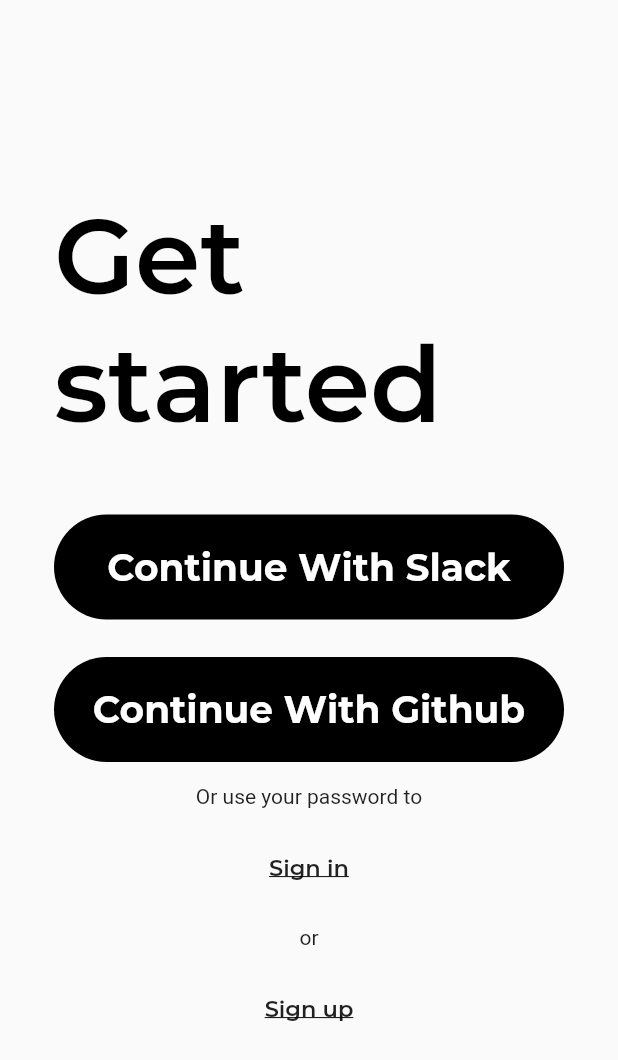
After one commit to Mickeybab/Area, a Flutter app: the SignWithContainer screen opened directly, on a phone screen of 412 x 824 dp. The commit adds this screen. Shown: the top 1060 px of the screen. Run offline on Flutter 3.47's test engine with Material 2 defaults, Android fonts, the phone set to English and light mode, and no system bars; project files that could hold a hidden picture were left out.

Commit message:
[ADD] Adding SignIn, SignUp and SignWith front pages

```diff
--- a/area_front/lib/pages/Home.dart
+++ b/area_front/lib/pages/Home.dart
@@ -38,7 +38,7 @@ class HomePage extends StatelessWidget {
                           style: TextStyle(fontSize: 24),
                         ),
                         onPressed: () {
-                          Navigator.pushReplacementNamed(context, Routes.login);
+                          Navigator.pushReplacementNamed(context, Routes.signIn);
                         },
                         color: Colors.black,
                         shape: RoundedRectangleBorder(
--- a/area_front/lib/pages/Landing.dart
+++ b/area_front/lib/pages/Landing.dart
@@ -1,5 +1,5 @@
 // Core
-import 'package:area_front/widgets/LogContainer.dart';
+import 'package:area_front/widgets/SignInContainer.dart';
 import 'package:flutter/material.dart';
 
 // My Widgets
@@ -32,7 +32,7 @@ class LandingPage extends StatelessWidget {
                 borderRadius: BorderRadius.circular(17.0),
                 color: Color.fromARGB(255, 237, 237, 237),
               ),
-              child: LogContainer()
+              child: SignInContainer()
             )
           )
         ],
--- a/area_front/lib/static/Routes.dart
+++ b/area_front/lib/static/Routes.dart
@@ -1,11 +1,12 @@
 class Routes {
   static const String landing = "/landing";
   static const String home = "/home";
-  static const String login = "/login";
   static const String explore = "/explore";
   static const String myApplets = "/my-applets";
   static const String myServices = "/my-services";
   static const String signIn = "/sign-in";
+  static const String signUp = "/sign-up";
+  static const String signWith = "/sign-with";
   static const String signOut = "/sign-out";
   static const String myPage = "/my-page";
 }
--- /dev/null
+++ b/area_front/lib/widgets/SignWithContainer.dart
@@ -0,0 +1,118 @@
+// Core
+import 'package:flutter/material.dart';
+
+class SignWithContainer extends StatefulWidget {
+  @override
+  _SignWithContainerState createState() => _SignWithContainerState();
+}
+
+class _SignWithContainerState extends State<SignWithContainer> {
+  TextStyle style = TextStyle(fontFamily: 'Montserrat', fontSize: 25.0, color: Colors.black);
+
+  @override
+  Widget build(BuildContext context) {
+    final pageTitle = Text(
+      'Get started',
+      style: TextStyle(
+        fontFamily: 'Montserrat',
+        fontSize: 70.0,
+        fontWeight: FontWeight.w600,
+        color: Colors.black
+      ),
+    );
+
+    final continueWithSlackButon = Material(
+      borderRadius: BorderRadius.circular(35.0),
+      color: Colors.black,
+      child: MaterialButton(
+        minWidth: MediaQuery.of(context).size.width,
+        padding: EdgeInsets.all(20.0),
+        onPressed: () {},
+        child: Text("Continue With Slack",
+          textAlign: TextAlign.center,
+          style: style.copyWith(color: Colors.white, fontWeight: FontWeight.bold)
+        ),
+      ),
+    );
+
+    final continueWithGithubButon = Material(
+      borderRadius: BorderRadius.circular(35.0),
+      color: Colors.black,
+      child: MaterialButton(
+        minWidth: MediaQuery.of(context).size.width,
+        padding: EdgeInsets.all(20.0),
+        onPressed: () {},
+        child: Text("Continue With Github",
+          textAlign: TextAlign.center,
+          style: style.copyWith(color: Colors.white, fontWeight: FontWeight.bold)
+        ),
+      ),
+    );
+
+    final usePasswordText = Text(
+      'Or use your password to'
+    );
+
+    final orText = Text(
+      'or'
+    );
+
+    final signInButton = FlatButton(
+      child: Text(
+        'Sign in',
+        style: TextStyle(
+          decoration: TextDecoration.underline,
+          fontFamily: 'Montserrat',
+          fontSize: 15.0,
+          fontWeight: FontWeight.w600,
+        ),
+      ),
+      onPressed: () {
+      },
+    );
+
+    final signUpButton = FlatButton(
+      child: Text(
+        'Sign up',
+        style: TextStyle(
+          decoration: TextDecoration.underline,
+          fontFamily: 'Montserrat',
+          fontSize: 15.0,
+          fontWeight: FontWeight.w600,
+        ),
+      ),
+      onPressed: () {
+      },
+    );
+
+    return Scaffold(
+      body: Center(
+        child: Container(
+          width: 550,
+          child: Padding(
+            padding: const EdgeInsets.all(36.0),
+            child: Column(
+              crossAxisAlignment: CrossAxisAlignment.center,
+              mainAxisAlignment: MainAxisAlignment.center,
+              children: <Widget>[
+                pageTitle,
+                SizedBox(height: 45.0),
+                continueWithSlackButon,
+                SizedBox(height: 25.0),
+                continueWithGithubButon,
+                SizedBox(height: 15.0),
+                usePasswordText,
+                SizedBox(height: 15.0),
+                signInButton,
+                SizedBox(height: 15.0),
+                orText,
+                SizedBox(height: 15.0),
+                signUpButton
+              ],
+            )
+          ),
+        ),
+      ),
+    );
+  }
+}
--- a/area_front/lib/widgets/UserControl.dart
+++ b/area_front/lib/widgets/UserControl.dart
@@ -58,8 +58,9 @@ class UserControl extends StatelessWidget {
           ),
           PopupMenuItem(
             child: Text(Constants.signOut),
-            // value: Routes.signOut,
-            value: Routes.login,
+            // value: Routes.landing,
+            value: Routes.signIn,
+            // value: Routes.signWith,
           ),
         ];
       },
```
Also changed, not shown: area_front/lib/main.dart (+6 -2 lines), area_front/lib/pages/Login.dart (deleted, +0 -24 lines), area_front/lib/pages/SignIn.dart (added, +20 -0 lines), area_front/lib/pages/SignUp.dart (added, +20 -0 lines), area_front/lib/pages/SignWith.dart (added, +20 -0 lines), area_front/lib/widgets/SignInContainer.dart (added, +129 -0 lines), area_front/lib/widgets/SignUpContainer.dart (renamed from area_front/lib/widgets/LogContainer.dart, +7 -24 lines).
